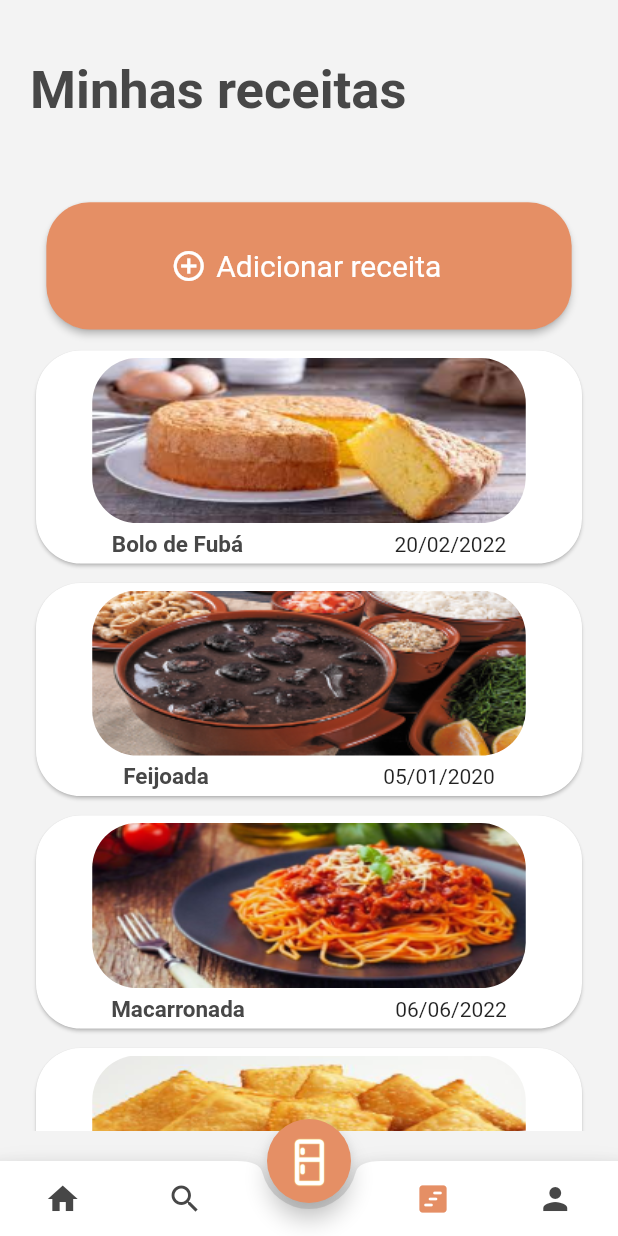
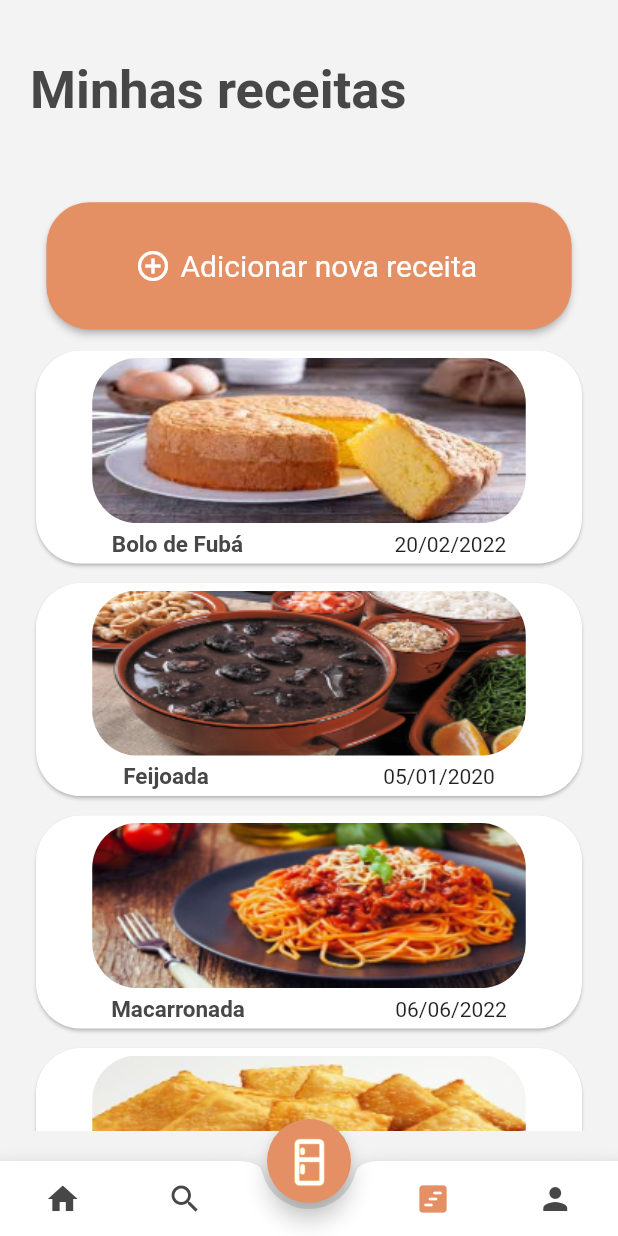
Before and after one commit to igorcasro/flutter_project, a Flutter app: the MyRecipes screen opened directly, on a phone screen of 412 x 824 dp. Run offline on Flutter 3.47's test engine with Material 2 defaults, Android fonts, the phone set to English and light mode, and no system bars; our stand-ins replace image_picker.

Commit message:
agora sim foi

```diff
--- a/app_receitas/lib/components/public/send_button.dart
+++ b/app_receitas/lib/components/public/send_button.dart
@@ -3,13 +3,11 @@ import 'package:flutter/material.dart';
 
 class SendButton extends StatelessWidget {
   final String text;
-  final Icon icon;
   final VoidCallback onPressed;
   const SendButton({
     Key? key,
     required this.onPressed,
     required this.text,
-    required this.icon,
   }) : super(key: key);
 
   @override
@@ -19,7 +17,7 @@ class SendButton extends StatelessWidget {
       margin: const EdgeInsets.symmetric(vertical: 10),
       height: size.height * 0.07,
       width: size.width * 0.85,
-      child: ElevatedButton.icon(
+      child: ElevatedButton(
         style: ElevatedButton.styleFrom(
           shape: RoundedRectangleBorder(
             borderRadius: BorderRadius.circular(29),
@@ -31,11 +29,10 @@ class SendButton extends StatelessWidget {
           ),
         ),
         onPressed: onPressed,
-        label: Text(
+        child: Text(
           text,
           style: const TextStyle(color: loginAndRegisterColor),
         ),
-        icon: icon,
       ),
     );
   }
--- a/app_receitas/lib/main.dart
+++ b/app_receitas/lib/main.dart
@@ -1,5 +1,6 @@
 import 'package:app_receitas/constants.dart';
 import 'package:app_receitas/pages/login_page.dart';
+import 'package:app_receitas/pages/my_recipes.dart';
 import 'package:flutter/material.dart';
 
 void main() => runApp(const MyApp());
@@ -16,7 +17,7 @@ class MyApp extends StatelessWidget {
         primaryColor: primaryColor,
         scaffoldBackgroundColor: whiteBackgroundColor,
       ),
-      home: const LoginPage(),
+      home: const MyRecipes(),
     );
   }
 }
--- a/app_receitas/lib/pages/add_new_recipe_page.dart
+++ b/app_receitas/lib/pages/add_new_recipe_page.dart
@@ -126,7 +126,6 @@ class _AddNewRecipePageState extends State<AddNewRecipePage> {
             SendButton(
               onPressed: () {},
               text: 'Adicionar',
-              icon: const Icon(null),
             ),
           ],
         ),
--- a/app_receitas/lib/pages/login_page.dart
+++ b/app_receitas/lib/pages/login_page.dart
@@ -54,7 +54,6 @@ class LoginPage extends StatelessWidget {
                   builder: ((context) => const HomePage()),
                 ));
               },
-              icon: const Icon(null),
             ),
             const SeparatorWidget(),
             const SizedBox(height: 5),
--- a/app_receitas/lib/pages/my_recipes.dart
+++ b/app_receitas/lib/pages/my_recipes.dart
@@ -1,5 +1,6 @@
 import 'package:app_receitas/components/public/send_button.dart';
 import 'package:app_receitas/models/receitas.dart';
+import 'package:app_receitas/pages/add_new_recipe_page.dart';
 import 'package:app_receitas/pages/recipes_page.dart';
 import 'package:app_receitas/repositorie/receitasRepositorie.dart';
 import 'package:flutter/material.dart';
@@ -13,9 +14,15 @@ class MyRecipes extends StatefulWidget {
 }
 
 class _MyRecipesState extends State<MyRecipes> {
+
   mostrarDetalhes(Receita receita) {
     Navigator.push(context,
         MaterialPageRoute(builder: (_) => ReceitasPage(receita: receita)));
+  }
+
+  addNewRecipes() {
+    Navigator.push(context,
+        MaterialPageRoute(builder: (_) => AddNewRecipePage()));
   }
 
   Widget _bottomBar() {
@@ -148,6 +155,36 @@ class _MyRecipesState extends State<MyRecipes> {
     );
   }
 
+  Widget _addRecipesButtom(){
+    Size size = MediaQuery.of(context).size;
+    return Expanded(
+      flex: 2,
+      child: Container(
+        margin: const EdgeInsets.symmetric(vertical: 10),
+        height: size.height * 0.07,
+        width: size.width * 0.85,
+        child: ElevatedButton.icon(
+          icon: const Icon(Icons.add_circle_outline_sharp, color: Colors.white,),
+          style: ElevatedButton.styleFrom(
+            shape: RoundedRectangleBorder(
+              borderRadius: BorderRadius.circular(29),
+            ),
+            backgroundColor: primaryColor,
+            textStyle: const TextStyle(
+              fontSize: 20,
+              color: loginAndRegisterColor,
+            ),
+          ),
+          onPressed: () => addNewRecipes(),
+          label: Text(
+            "Adicionar nova receita",
+            style: const TextStyle(color: loginAndRegisterColor),
+          ),
+
+        ),
+      ),
+    );
+  }
   @override
   Widget build(BuildContext context) {
     return Scaffold(
@@ -156,15 +193,7 @@ class _MyRecipesState extends State<MyRecipes> {
         padding: const EdgeInsets.all(20),
         child: Column(children: [
           _headerMyRecipes(),
-          Expanded(
-              flex: 2,
-              child: SendButton(
-                  onPressed: () {},
-                  text: "Adicionar receita",
-                  icon: const Icon(
-                    Icons.add_circle_outline_sharp,
-                    color: Colors.white,
-                  ))),
+          _addRecipesButtom(),
           _listCardRecipes()
         ]),
       ),
--- a/app_receitas/lib/pages/recover_password_page.dart
+++ b/app_receitas/lib/pages/recover_password_page.dart
@@ -49,7 +49,6 @@ class RecoverPasswordPage extends StatelessWidget {
             SendButton(
               onPressed: () {},
               text: "Enviar e-mail",
-              icon: const Icon(null),
             ),
             Container(
               alignment: Alignment.center,
--- a/app_receitas/lib/pages/register_page.dart
+++ b/app_receitas/lib/pages/register_page.dart
@@ -48,7 +48,6 @@ class RegisterPage extends StatelessWidget {
             SendButton(
               onPressed: () {},
               text: 'Realizar Cadastro',
-              icon: const Icon(null),
             ),
             Container(
               alignment: Alignment.bottomCenter,
```
